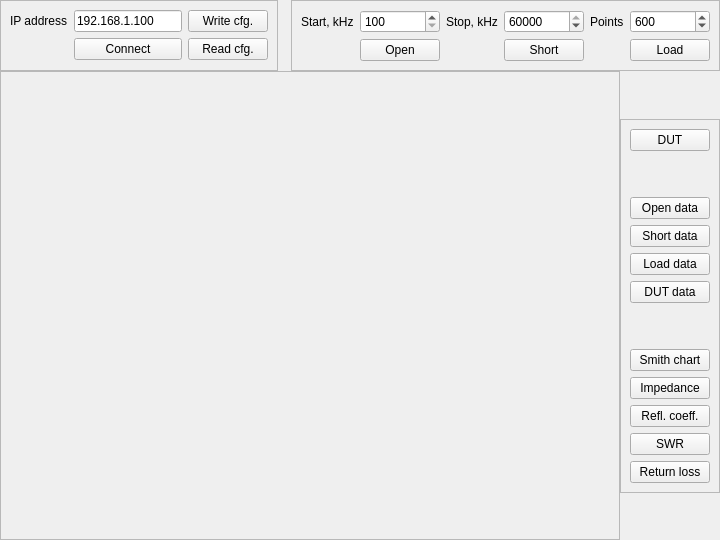
First picture: the form in projects/vna/client/vna.ui, repository pavel-demin/red-pitaya-notes, before the edit.
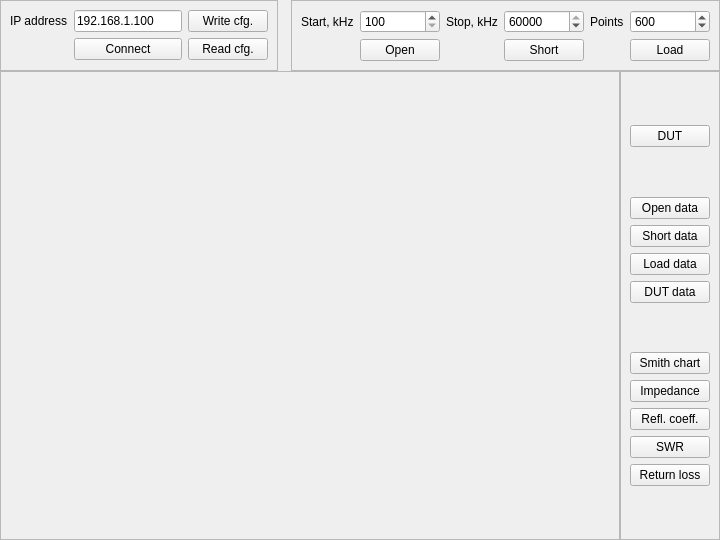
Second picture: the form after the edit.

Commit message: working VNA control commands

Patch:
```diff
--- a/projects/vna/client/vna.ui
+++ b/projects/vna/client/vna.ui
@@ -147,19 +147,6 @@
       </layout>
      </widget>
     </item>
-    <item row="4" column="5">
-     <spacer name="spacer5">
-      <property name="orientation">
-       <enum>Qt::Vertical</enum>
-      </property>
-      <property name="sizeHint" stdset="0">
-       <size>
-        <width>20</width>
-        <height>40</height>
-       </size>
-      </property>
-     </spacer>
-    </item>
     <item row="1" column="0" rowspan="4" colspan="5">
      <widget class="QFrame" name="plotWidget">
       <property name="sizePolicy">
@@ -208,96 +195,62 @@
        <enum>QFrame::Raised</enum>
       </property>
       <layout class="QGridLayout" name="selectLayout">
-       <item row="11" column="0">
-        <widget class="QPushButton" name="rlPlot">
+       <item row="4" column="0">
+        <widget class="QPushButton" name="shortPlot">
          <property name="text">
-          <string>Return loss</string>
+          <string>Short data</string>
          </property>
         </widget>
        </item>
-       <item row="0" column="0">
-        <widget class="QPushButton" name="dutButton">
-         <property name="sizePolicy">
-          <sizepolicy hsizetype="Minimum" vsizetype="Fixed">
-           <horstretch>0</horstretch>
-           <verstretch>0</verstretch>
-          </sizepolicy>
-         </property>
-         <property name="text">
-          <string>DUT</string>
-         </property>
-        </widget>
-       </item>
-       <item row="6" column="0">
-        <spacer name="spacer4">
-         <property name="orientation">
-          <enum>Qt::Vertical</enum>
-         </property>
-         <property name="sizeHint" stdset="0">
-          <size>
-           <width>20</width>
-           <height>40</height>
-          </size>
-         </property>
-        </spacer>
-       </item>
-       <item row="7" column="0">
-        <widget class="QPushButton" name="smithPlot">
-         <property name="text">
-          <string>Smith chart</string>
-         </property>
-        </widget>
-       </item>
-       <item row="5" column="0">
-        <widget class="QPushButton" name="dutPlot">
-         <property name="text">
-          <string>DUT data</string>
-         </property>
-        </widget>
-       </item>
-       <item row="2" column="0">
+       <item row="3" column="0">
         <widget class="QPushButton" name="openPlot">
          <property name="text">
           <string>Open data</string>
          </property>
         </widget>
        </item>
-       <item row="9" column="0">
+       <item row="10" column="0">
         <widget class="QPushButton" name="rcPlot">
          <property name="text">
           <string>Refl. coeff.</string>
          </property>
         </widget>
        </item>
-       <item row="3" column="0">
-        <widget class="QPushButton" name="shortPlot">
-         <property name="text">
-          <string>Short data</string>
-         </property>
-        </widget>
-       </item>
-       <item row="4" column="0">
-        <widget class="QPushButton" name="loadPlot">
-         <property name="text">
-          <string>Load data</string>
-         </property>
-        </widget>
-       </item>
-       <item row="8" column="0">
+       <item row="9" column="0">
         <widget class="QPushButton" name="impPlot">
          <property name="text">
           <string>Impedance</string>
          </property>
         </widget>
        </item>
-       <item row="10" column="0">
+       <item row="0" column="0">
+        <spacer name="spacer2">
+         <property name="orientation">
+          <enum>Qt::Vertical</enum>
+         </property>
+         <property name="sizeHint" stdset="0">
+          <size>
+           <width>20</width>
+           <height>40</height>
+          </size>
+         </property>
+        </spacer>
+       </item>
+       <item row="11" column="0">
         <widget class="QPushButton" name="swrPlot">
          <property name="text">
           <string>SWR</string>
          </property>
         </widget>
        </item>
-       <item row="1" column="0">
+       <item row="5" column="0">
+        <widget class="QPushButton" name="loadPlot">
+         <property name="text">
+          <string>Load data</string>
+         </property>
+        </widget>
+       </item>
+       <item row="2" column="0">
         <spacer name="spacer3">
          <property name="orientation">
           <enum>Qt::Vertical</enum>
@@ -310,6 +263,66 @@
          </property>
         </spacer>
        </item>
+       <item row="12" column="0">
+        <widget class="QPushButton" name="rlPlot">
+         <property name="text">
+          <string>Return loss</string>
+         </property>
+        </widget>
+       </item>
+       <item row="1" column="0">
+        <widget class="QPushButton" name="dutSweep">
+         <property name="sizePolicy">
+          <sizepolicy hsizetype="Minimum" vsizetype="Fixed">
+           <horstretch>0</horstretch>
+           <verstretch>0</verstretch>
+          </sizepolicy>
+         </property>
+         <property name="text">
+          <string>DUT</string>
+         </property>
+        </widget>
+       </item>
+       <item row="7" column="0">
+        <spacer name="spacer4">
+         <property name="orientation">
+          <enum>Qt::Vertical</enum>
+         </property>
+         <property name="sizeHint" stdset="0">
+          <size>
+           <width>20</width>
+           <height>40</height>
+          </size>
+         </property>
+        </spacer>
+       </item>
+       <item row="8" column="0">
+        <widget class="QPushButton" name="smithPlot">
+         <property name="text">
+          <string>Smith chart</string>
+         </property>
+        </widget>
+       </item>
+       <item row="6" column="0">
+        <widget class="QPushButton" name="dutPlot">
+         <property name="text">
+          <string>DUT data</string>
+         </property>
+        </widget>
+       </item>
+       <item row="13" column="0">
+        <spacer name="spacer5">
+         <property name="orientation">
+          <enum>Qt::Vertical</enum>
+         </property>
+         <property name="sizeHint" stdset="0">
+          <size>
+           <width>20</width>
+           <height>40</height>
+          </size>
+         </property>
+        </spacer>
+       </item>
       </layout>
      </widget>
     </item>
@@ -375,19 +388,6 @@
       </layout>
      </widget>
     </item>
-    <item row="1" column="5">
-     <spacer name="spacer2">
-      <property name="orientation">
-       <enum>Qt::Vertical</enum>
-      </property>
-      <property name="sizeHint" stdset="0">
-       <size>
-        <width>20</width>
-        <height>40</height>
-       </size>
-      </property>
-     </spacer>
-    </item>
     <item row="0" column="1">
      <spacer name="spacer1">
       <property name="orientation">
```
Left out of the diff: 6 changed lines with no effect on the pictures. The commit also changes 2 other files.
